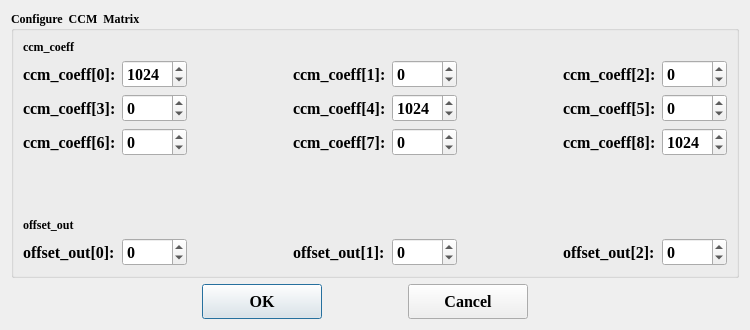
Old version of the form Dialog/ccm_dialog.ui in the repository HuJingwen1211/MCISP.
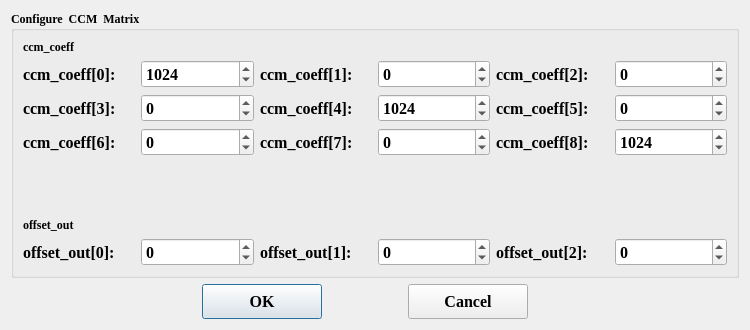
New version of the form.

What changed in the file:
```diff
--- a/Dialog/ccm_dialog.ui
+++ b/Dialog/ccm_dialog.ui
@@ -107,7 +107,6 @@
       <font>
        <family>Times New Roman</family>
        <pointsize>9</pointsize>
-       <weight>75</weight>
        <bold>true</bold>
       </font>
      </property>
@@ -115,178 +114,25 @@
       <string>Configure  CCM  Matrix</string>
      </property>
      <layout class="QGridLayout" name="gridLayout">
-      <item row="7" column="4">
-       <widget class="QSpinBox" name="ccm_coeff7">
-        <property name="font">
-         <font>
-          <family>Times New Roman</family>
-          <pointsize>12</pointsize>
-          <weight>75</weight>
-          <bold>true</bold>
-         </font>
+      <item row="9" column="0" colspan="6">
+       <spacer name="verticalSpacer">
+        <property name="orientation">
+         <enum>Qt::Vertical</enum>
         </property>
-        <property name="minimum">
-         <number>-5000</number>
+        <property name="sizeHint" stdset="0">
+         <size>
+          <width>20</width>
+          <height>40</height>
+         </size>
         </property>
-        <property name="maximum">
-         <number>5000</number>
-        </property>
-        <property name="value">
-         <number>0</number>
-        </property>
-       </widget>
-      </item>
-      <item row="1" column="1">
-       <widget class="QSpinBox" name="ccm_coeff0">
-        <property name="font">
-         <font>
-          <family>Times New Roman</family>
-          <pointsize>12</pointsize>
-          <weight>75</weight>
-          <bold>true</bold>
-         </font>
-        </property>
-        <property name="minimum">
-         <number>-5000</number>
-        </property>
-        <property name="maximum">
-         <number>5000</number>
-        </property>
-        <property name="value">
-         <number>1024</number>
-        </property>
-       </widget>
-      </item>
-      <item row="1" column="0">
-       <widget class="QLabel" name="label">
-        <property name="font">
-         <font>
-          <family>Times New Roman</family>
-          <pointsize>12</pointsize>
-          <weight>75</weight>
-          <bold>true</bold>
-         </font>
-        </property>
-        <property name="text">
-         <string>ccm_coeff[0]:</string>
-        </property>
-       </widget>
-      </item>
-      <item row="1" column="3">
-       <widget class="QLabel" name="label_2">
-        <property name="font">
-         <font>
-          <family>Times New Roman</family>
-          <pointsize>12</pointsize>
-          <weight>75</weight>
-          <bold>true</bold>
-         </font>
-        </property>
-        <property name="text">
-         <string>ccm_coeff[1]:</string>
-        </property>
-       </widget>
-      </item>
-      <item row="11" column="0">
-       <widget class="QLabel" name="label_10">
-        <property name="font">
-         <font>
-          <family>Times New Roman</family>
-          <pointsize>12</pointsize>
-          <weight>75</weight>
-          <bold>true</bold>
-         </font>
-        </property>
-        <property name="text">
-         <string>offset_out[0]:</string>
-        </property>
-       </widget>
-      </item>
-      <item row="4" column="1">
-       <widget class="QSpinBox" name="ccm_coeff3">
-        <property name="font">
-         <font>
-          <family>Times New Roman</family>
-          <pointsize>12</pointsize>
-          <weight>75</weight>
-          <bold>true</bold>
-         </font>
-        </property>
-        <property name="minimum">
-         <number>-5000</number>
-        </property>
-        <property name="maximum">
-         <number>5000</number>
-        </property>
-        <property name="value">
-         <number>0</number>
-        </property>
-       </widget>
-      </item>
-      <item row="4" column="7">
-       <widget class="QSpinBox" name="ccm_coeff5">
-        <property name="font">
-         <font>
-          <family>Times New Roman</family>
-          <pointsize>12</pointsize>
-          <weight>75</weight>
-          <bold>true</bold>
-         </font>
-        </property>
-        <property name="minimum">
-         <number>-5000</number>
-        </property>
-        <property name="maximum">
-         <number>5000</number>
-        </property>
-        <property name="value">
-         <number>0</number>
-        </property>
-       </widget>
+       </spacer>
       </item>
       <item row="1" column="4">
-       <widget class="QSpinBox" name="ccm_coeff1">
-        <property name="font">
-         <font>
-          <family>Times New Roman</family>
-          <pointsize>12</pointsize>
-          <weight>75</weight>
-          <bold>true</bold>
-         </font>
-        </property>
-        <property name="minimum">
-         <number>-5000</number>
-        </property>
-        <property name="maximum">
-         <number>5000</number>
-        </property>
-        <property name="value">
-         <number>0</number>
-        </property>
-       </widget>
-      </item>
-      <item row="4" column="0">
-       <widget class="QLabel" name="label_4">
-        <property name="font">
-         <font>
-          <family>Times New Roman</family>
-          <pointsize>12</pointsize>
-          <weight>75</weight>
-          <bold>true</bold>
-         </font>
-        </property>
-        <property name="text">
-         <string>ccm_coeff[3]:</string>
-        </property>
-       </widget>
-      </item>
-      <item row="1" column="6">
        <widget class="QLabel" name="label_3">
         <property name="font">
          <font>
           <family>Times New Roman</family>
           <pointsize>12</pointsize>
-          <weight>75</weight>
           <bold>true</bold>
          </font>
         </property>
@@ -295,13 +141,141 @@
         </property>
        </widget>
       </item>
+      <item row="4" column="5">
+       <widget class="QSpinBox" name="ccm_coeff5">
+        <property name="font">
+         <font>
+          <family>Times New Roman</family>
+          <pointsize>12</pointsize>
+          <bold>true</bold>
+         </font>
+        </property>
+        <property name="minimum">
+         <number>-5000</number>
+        </property>
+        <property name="maximum">
+         <number>5000</number>
+        </property>
+        <property name="value">
+         <number>0</number>
+        </property>
+       </widget>
+      </item>
+      <item row="11" column="5">
+       <widget class="QSpinBox" name="offset_out2">
+        <property name="font">
+         <font>
+          <family>Times New Roman</family>
+          <pointsize>12</pointsize>
+          <bold>true</bold>
+         </font>
+        </property>
+        <property name="minimum">
+         <number>-5000</number>
+        </property>
+        <property name="maximum">
+         <number>5000</number>
+        </property>
+        <property name="value">
+         <number>0</number>
+        </property>
+       </widget>
+      </item>
+      <item row="11" column="4">
+       <widget class="QLabel" name="label_12">
+        <property name="font">
+         <font>
+          <family>Times New Roman</family>
+          <pointsize>12</pointsize>
+          <bold>true</bold>
+         </font>
+        </property>
+        <property name="text">
+         <string>offset_out[2]:</string>
+        </property>
+       </widget>
+      </item>
+      <item row="0" column="0">
+       <widget class="QLabel" name="label_13">
+        <property name="font">
+         <font>
+          <family>Times New Roman</family>
+          <pointsize>9</pointsize>
+          <bold>true</bold>
+         </font>
+        </property>
+        <property name="text">
+         <string>ccm_coeff</string>
+        </property>
+       </widget>
+      </item>
       <item row="4" column="3">
+       <widget class="QSpinBox" name="ccm_coeff4">
+        <property name="font">
+         <font>
+          <family>Times New Roman</family>
+          <pointsize>12</pointsize>
+          <bold>true</bold>
+         </font>
+        </property>
+        <property name="minimum">
+         <number>-5000</number>
+        </property>
+        <property name="maximum">
+         <number>5000</number>
+        </property>
+        <property name="value">
+         <number>1024</number>
+        </property>
+       </widget>
+      </item>
+      <item row="10" column="0">
+       <widget class="QLabel" name="label_14">
+        <property name="text">
+         <string>offset_out</string>
+        </property>
+       </widget>
+      </item>
+      <item row="7" column="5">
+       <widget class="QSpinBox" name="ccm_coeff8">
+        <property name="font">
+         <font>
+          <family>Times New Roman</family>
+          <pointsize>12</pointsize>
+          <bold>true</bold>
+         </font>
+        </property>
+        <property name="minimum">
+         <number>-5000</number>
+        </property>
+        <property name="maximum">
+         <number>5000</number>
+        </property>
+        <property name="value">
+         <number>1024</number>
+        </property>
+       </widget>
+      </item>
+      <item row="11" column="0">
+       <widget class="QLabel" name="label_10">
+        <property name="font">
+         <font>
+          <family>Times New Roman</family>
+          <pointsize>12</pointsize>
+          <bold>true</bold>
+         </font>
+        </property>
+        <property name="text">
+         <string>offset_out[0]:</string>
+        </property>
+       </widget>
+      </item>
+      <item row="4" column="2">
        <widget class="QLabel" name="label_5">
         <property name="font">
          <font>
           <family>Times New Roman</family>
           <pointsize>12</pointsize>
-          <weight>75</weight>
           <bold>true</bold>
          </font>
         </property>
@@ -310,13 +284,12 @@
         </property>
        </widget>
       </item>
-      <item row="1" column="7">
+      <item row="1" column="5">
        <widget class="QSpinBox" name="ccm_coeff2">
         <property name="font">
          <font>
           <family>Times New Roman</family>
           <pointsize>12</pointsize>
-          <weight>75</weight>
           <bold>true</bold>
          </font>
         </property>
@@ -331,70 +304,26 @@
         </property>
        </widget>
       </item>
-      <item row="11" column="4">
-       <widget class="QSpinBox" name="offset_out1">
+      <item row="1" column="2">
+       <widget class="QLabel" name="label_2">
         <property name="font">
          <font>
           <family>Times New Roman</family>
           <pointsize>12</pointsize>
-          <weight>75</weight>
           <bold>true</bold>
          </font>
         </property>
-        <property name="minimum">
-         <number>-5000</number>
-        </property>
-        <property name="maximum">
-         <number>5000</number>
-        </property>
-        <property name="value">
-         <number>0</number>
-        </property>
-       </widget>
-      </item>
-      <item row="4" column="4">
-       <widget class="QSpinBox" name="ccm_coeff4">
-        <property name="font">
-         <font>
-          <family>Times New Roman</family>
-          <pointsize>12</pointsize>
-          <weight>75</weight>
-          <bold>true</bold>
-         </font>
-        </property>
-        <property name="minimum">
-         <number>-5000</number>
-        </property>
-        <property name="maximum">
-         <number>5000</number>
-        </property>
-        <property name="value">
-         <number>1024</number>
-        </property>
-       </widget>
-      </item>
-      <item row="4" column="6">
-       <widget class="QLabel" name="label_6">
-        <property name="font">
-         <font>
-          <family>Times New Roman</family>
-          <pointsize>12</pointsize>
-          <weight>75</weight>
-          <bold>true</bold>
-         </font>
-        </property>
         <property name="text">
-         <string>ccm_coeff[5]:</string>
+         <string>ccm_coeff[1]:</string>
         </property>
        </widget>
       </item>
-      <item row="11" column="7">
-       <widget class="QSpinBox" name="offset_out2">
+      <item row="4" column="1">
+       <widget class="QSpinBox" name="ccm_coeff3">
         <property name="font">
          <font>
           <family>Times New Roman</family>
           <pointsize>12</pointsize>
-          <weight>75</weight>
           <bold>true</bold>
          </font>
         </property>
@@ -409,43 +338,12 @@
         </property>
        </widget>
       </item>
-      <item row="11" column="6">
-       <widget class="QLabel" name="label_12">
-        <property name="font">
-         <font>
-          <family>Times New Roman</family>
-          <pointsize>12</pointsize>
-          <weight>75</weight>
-          <bold>true</bold>
-         </font>
-        </property>
-        <property name="text">
-         <string>offset_out[2]:</string>
-        </property>
-       </widget>
-      </item>
-      <item row="11" column="3">
-       <widget class="QLabel" name="label_11">
-        <property name="font">
-         <font>
-          <family>Times New Roman</family>
-          <pointsize>12</pointsize>
-          <weight>75</weight>
-          <bold>true</bold>
-         </font>
-        </property>
-        <property name="text">
-         <string>offset_out[1]:</string>
-        </property>
-       </widget>
-      </item>
       <item row="11" column="1">
        <widget class="QSpinBox" name="offset_out0">
         <property name="font">
          <font>
           <family>Times New Roman</family>
           <pointsize>12</pointsize>
-          <weight>75</weight>
           <bold>true</bold>
          </font>
         </property>
@@ -466,7 +364,6 @@
          <font>
           <family>Times New Roman</family>
           <pointsize>12</pointsize>
-          <weight>75</weight>
           <bold>true</bold>
          </font>
         </property>
@@ -475,67 +372,12 @@
         </property>
        </widget>
       </item>
-      <item row="7" column="1">
-       <widget class="QSpinBox" name="ccm_coeff6">
-        <property name="font">
-         <font>
-          <family>Times New Roman</family>
-          <pointsize>12</pointsize>
-          <weight>75</weight>
-          <bold>true</bold>
-         </font>
-        </property>
-        <property name="minimum">
-         <number>-5000</number>
-        </property>
-        <property name="maximum">
-         <number>5000</number>
-        </property>
-        <property name="value">
-         <number>0</number>
-        </property>
-       </widget>
-      </item>
-      <item row="9" column="0" colspan="8">
-       <spacer name="verticalSpacer">
-        <property name="orientation">
-         <enum>Qt::Vertical</enum>
-        </property>
-        <property name="sizeHint" stdset="0">
-         <size>
-          <width>20</width>
-          <height>40</height>
-         </size>
-        </property>
-       </spacer>
-      </item>
-      <item row="10" column="0">
-       <widget class="QLabel" name="label_14">
-        <property name="text">
-         <string>offset_out</string>
-        </property>
-       </widget>
-      </item>
-      <item row="7" column="2">
-       <spacer name="horizontalSpacer_4">
-        <property name="orientation">
-         <enum>Qt::Horizontal</enum>
-        </property>
-        <property name="sizeHint" stdset="0">
-         <size>
-          <width>40</width>
-          <height>20</height>
-         </size>
-        </property>
-       </spacer>
-      </item>
-      <item row="7" column="6">
+      <item row="7" column="4">
        <widget class="QLabel" name="label_9">
         <property name="font">
          <font>
           <family>Times New Roman</family>
           <pointsize>12</pointsize>
-          <weight>75</weight>
           <bold>true</bold>
          </font>
         </property>
@@ -544,25 +386,72 @@
         </property>
        </widget>
       </item>
-      <item row="0" column="0">
-       <widget class="QLabel" name="label_13">
+      <item row="11" column="3">
+       <widget class="QSpinBox" name="offset_out1">
         <property name="font">
          <font>
-          <pointsize>9</pointsize>
+          <family>Times New Roman</family>
+          <pointsize>12</pointsize>
+          <bold>true</bold>
          </font>
         </property>
-        <property name="text">
-         <string>ccm_coeff</string>
+        <property name="minimum">
+         <number>-5000</number>
+        </property>
+        <property name="maximum">
+         <number>5000</number>
+        </property>
+        <property name="value">
+         <number>0</number>
+        </property>
+       </widget>
+      </item>
+      <item row="7" column="1">
+       <widget class="QSpinBox" name="ccm_coeff6">
+        <property name="font">
+         <font>
+          <family>Times New Roman</family>
+          <pointsize>12</pointsize>
+          <bold>true</bold>
+         </font>
+        </property>
+        <property name="minimum">
+         <number>-5000</number>
+        </property>
+        <property name="maximum">
+         <number>5000</number>
+        </property>
+        <property name="value">
+         <number>0</number>
         </property>
        </widget>
       </item>
       <item row="7" column="3">
+       <widget class="QSpinBox" name="ccm_coeff7">
+        <property name="font">
+         <font>
+          <family>Times New Roman</family>
+          <pointsize>12</pointsize>
+          <bold>true</bold>
+         </font>
+        </property>
+        <property name="minimum">
+         <number>-5000</number>
+        </property>
+        <property name="maximum">
+         <number>5000</number>
+        </property>
+        <property name="value">
+         <number>0</number>
+        </property>
+       </widget>
+      </item>
+      <item row="7" column="2">
        <widget class="QLabel" name="label_8">
         <property name="font">
          <font>
           <family>Times New Roman</family>
           <pointsize>12</pointsize>
-          <weight>75</weight>
           <bold>true</bold>
          </font>
         </property>
@@ -571,13 +460,26 @@
         </property>
        </widget>
       </item>
-      <item row="7" column="7">
-       <widget class="QSpinBox" name="ccm_coeff8">
+      <item row="11" column="2">
+       <widget class="QLabel" name="label_11">
         <property name="font">
          <font>
           <family>Times New Roman</family>
           <pointsize>12</pointsize>
-          <weight>75</weight>
+          <bold>true</bold>
+         </font>
+        </property>
+        <property name="text">
+         <string>offset_out[1]:</string>
+        </property>
+       </widget>
+      </item>
+      <item row="1" column="1">
+       <widget class="QSpinBox" name="ccm_coeff0">
+        <property name="font">
+         <font>
+          <family>Times New Roman</family>
+          <pointsize>12</pointsize>
           <bold>true</bold>
          </font>
         </property>
@@ -592,18 +494,67 @@
         </property>
        </widget>
       </item>
-      <item row="7" column="5">
-       <spacer name="horizontalSpacer_5">
-        <property name="orientation">
-         <enum>Qt::Horizontal</enum>
+      <item row="4" column="0">
+       <widget class="QLabel" name="label_4">
+        <property name="font">
+         <font>
+          <family>Times New Roman</family>
+          <pointsize>12</pointsize>
+          <bold>true</bold>
+         </font>
         </property>
-        <property name="sizeHint" stdset="0">
-         <size>
-          <width>40</width>
-          <height>20</height>
-         </size>
+        <property name="text">
+         <string>ccm_coeff[3]:</string>
         </property>
-       </spacer>
+       </widget>
+      </item>
+      <item row="1" column="3">
+       <widget class="QSpinBox" name="ccm_coeff1">
+        <property name="font">
+         <font>
+          <family>Times New Roman</family>
+          <pointsize>12</pointsize>
+          <bold>true</bold>
+         </font>
+        </property>
+        <property name="minimum">
+         <number>-5000</number>
+        </property>
+        <property name="maximum">
+         <number>5000</number>
+        </property>
+        <property name="value">
+         <number>0</number>
+        </property>
+       </widget>
+      </item>
+      <item row="4" column="4">
+       <widget class="QLabel" name="label_6">
+        <property name="font">
+         <font>
+          <family>Times New Roman</family>
+          <pointsize>12</pointsize>
+          <bold>true</bold>
+         </font>
+        </property>
+        <property name="text">
+         <string>ccm_coeff[5]:</string>
+        </property>
+       </widget>
+      </item>
+      <item row="1" column="0">
+       <widget class="QLabel" name="label">
+        <property name="font">
+         <font>
+          <family>Times New Roman</family>
+          <pointsize>12</pointsize>
+          <bold>true</bold>
+         </font>
+        </property>
+        <property name="text">
+         <string>ccm_coeff[0]:</string>
+        </property>
+       </widget>
       </item>
      </layout>
     </widget>
```
Left out of the diff: 2 changed lines with no effect on the pictures.
